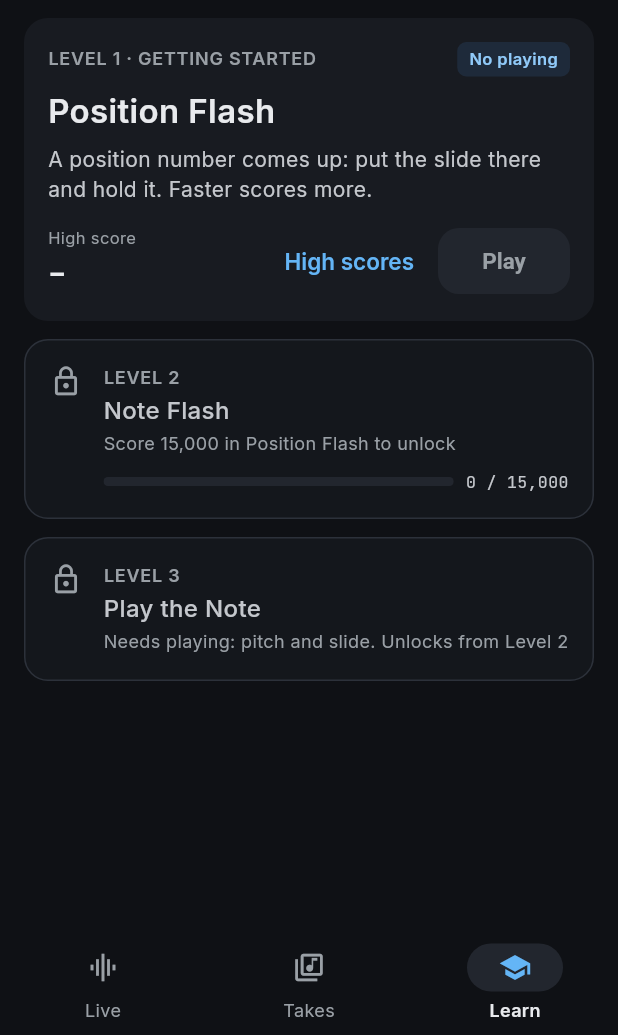
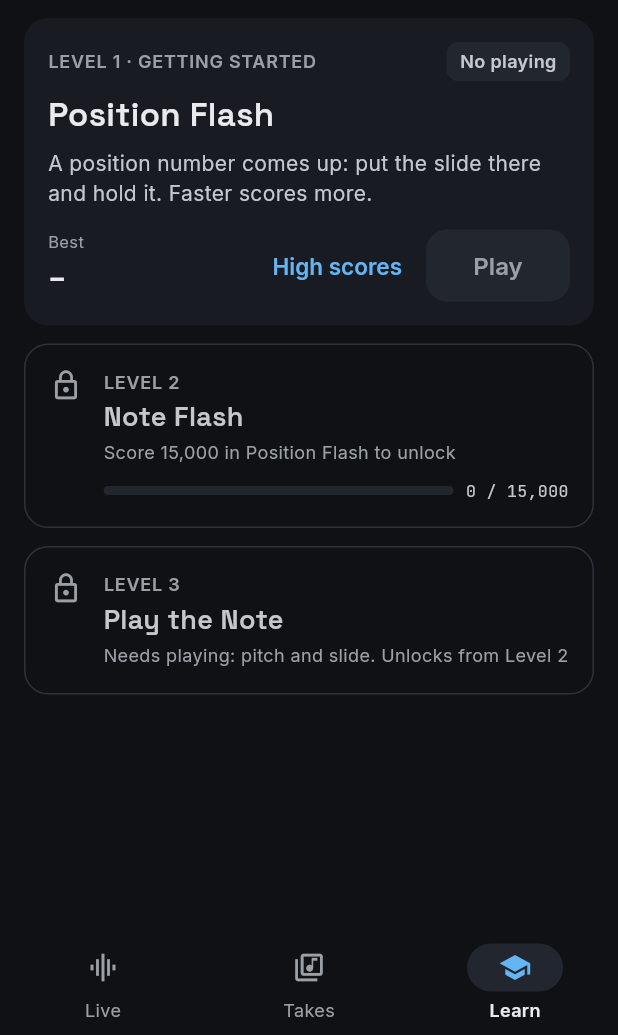
Before and after one commit to eddimull/slide-distance-display, a Flutter app: the screen it shows after launch, item 3 of the bottom bar chosen, on a phone screen of 412 x 824 dp, the part 201-1236 px from its top. Run offline on Flutter 3.47's test engine with Material 3 defaults, Android fonts, the phone set to English and light mode, and no system bars; our stand-ins replace flutter_blue_plus, google_sign_in, just_audio, share_plus, shared_preferences, sign_in_with_apple and 1 more; missing offline and left inert: dart:js_interop, google_sign_in_web, record.

Commit message:
feat(app): Learn, the games and Results in the design system
Stage 5 of the redesign:
- Learn: level titles in Space Grotesk, 'Best 10,389', the neutral 'No
  playing' tag, the theme's Play button, locked levels on the ground
- a round: the position in its colour (number and hold ring), the strip
  with the target filled and each position underlined in its colour (the
  slide's position outlined), and the compact pod pill in the header, so
  a dying battery shows mid-round; Learn and Live's practice card pass it
- Results: the score in the mono numbers with thousands ('1,506'), and
  each card as a numbered chip in its colour (missed: a red outline)
- fix: the combo chips filled the rules' whole width (a Container's
  alignment in a Wrap); they're one row again

Co-Authored-By: Claude Opus 5.5 <noreply@anthropic.com>

```diff
--- a/app/slidepod/lib/learn_screen.dart
+++ b/app/slidepod/lib/learn_screen.dart
@@ -8,6 +8,7 @@ import 'high_scores.dart';
 import 'high_scores_screen.dart';
 import 'slide_calibration.dart';
 import 'take_style.dart';
+import 'ui/seventh.dart';
 
 /// What a game gets from the app.
 class LearnContext {
@@ -20,12 +21,16 @@ class LearnContext {
 
   /// Turns the mic on, for the levels that need playing.
   final Future<void> Function()? ensureMic;
+
+  /// The compact pod pill, for a round's header.
+  final WidgetBuilder? pod;
   const LearnContext(
       {required this.frames,
       required this.cal,
       required this.scores,
       this.account,
-      this.ensureMic});
+      this.ensureMic,
+      this.pod});
 }
 
 /// A level opens once the best score in [gameId] reaches [score].
@@ -74,7 +79,11 @@ final learnLevels = <LearnLevel>[
     blurb: 'A position number comes up: put the slide there and hold it. '
         'Faster scores more.',
     build: (c) => FlashCardScreen(
-        frames: c.frames, cal: c.cal, scores: c.scores, account: c.account),
+        frames: c.frames,
+        cal: c.cal,
+        scores: c.scores,
+        account: c.account,
+        pod: c.pod),
   ),
   LearnLevel(
     level: 2,
@@ -89,6 +98,7 @@ final learnLevels = <LearnLevel>[
         cal: c.cal,
         scores: c.scores,
         account: c.account,
+        pod: c.pod,
         spec: noteFlash),
   ),
   LearnLevel(
@@ -106,6 +116,7 @@ final learnLevels = <LearnLevel>[
         scores: c.scores,
         account: c.account,
         spec: playTheNote,
+        pod: c.pod,
         ensureMic: c.ensureMic),
   ),
 ];
@@ -238,24 +249,11 @@ class _LearnScreenState extends State<LearnScreen> {
                     '${l.levelName == null ? '' : ' · ${l.levelName!.toUpperCase()}'}',
                     style: TakeStyle.sectionLabel),
               ),
-              if (!l.needsPlaying)
-                Container(
-                  padding: const EdgeInsets.symmetric(horizontal: 8, vertical: 3),
-                  decoration: BoxDecoration(
-                      color: const Color(0xFF1E2A3A),
-                      borderRadius: BorderRadius.circular(6)),
-                  child: const Text('No playing',
-                      style: TextStyle(
-                          fontSize: 11,
-                          fontWeight: FontWeight.w600,
-                          color: Color(0xFF90CAF9))),
-                ),
+              if (!l.needsPlaying) const SeventhTag('No playing'),
             ],
           ),
           const SizedBox(height: 6),
-          Text(l.title,
-              style: const TextStyle(
-                  fontSize: 22, fontWeight: FontWeight.w600, color: TakeStyle.text)),
+          Text(l.title, style: Seventh.screenTitle.copyWith(fontSize: 22)),
           const SizedBox(height: 6),
           Text(l.blurb,
               style: const TextStyle(fontSize: 14, height: 1.45, color: TakeStyle.body)),
@@ -266,9 +264,9 @@ class _LearnScreenState extends State<LearnScreen> {
                 child: Column(
                   crossAxisAlignment: CrossAxisAlignment.start,
                   children: [
-                    const Text('High score',
+                    const Text('Best',
                         style: TextStyle(fontSize: 11, color: TakeStyle.muted)),
-                    Text(best == null ? '–' : '${best.score}',
+                    Text(best == null ? '–' : _thousands(best.score),
                         style: TakeStyle.mono.copyWith(
                             fontSize: 20,
                             fontWeight: FontWeight.w600,
@@ -282,13 +280,7 @@ class _LearnScreenState extends State<LearnScreen> {
               ),
               const SizedBox(width: 4),
               FilledButton(
-                style: FilledButton.styleFrom(
-                  minimumSize: const Size(88, 44),
-                  backgroundColor: TakeStyle.accent,
-                  foregroundColor: TakeStyle.onAccent,
-                  textStyle:
-                      const TextStyle(fontSize: 15, fontWeight: FontWeight.w600),
-                ),
+                style: FilledButton.styleFrom(minimumSize: const Size(96, 48)),
                 onPressed: widget.connected ? () => _play(l) : null,
                 child: const Text('Play'),
               ),
@@ -314,7 +306,7 @@ class _LearnScreenState extends State<LearnScreen> {
       margin: const EdgeInsets.only(bottom: 12),
       padding: const EdgeInsets.all(16),
       decoration: BoxDecoration(
-        color: const Color(0xFF14171C),
+        color: Seventh.ground,
         borderRadius: BorderRadius.circular(16),
         border: Border.all(color: TakeStyle.line),
       ),
@@ -330,8 +322,8 @@ class _LearnScreenState extends State<LearnScreen> {
               children: [
                 Text('LEVEL ${l.level}', style: TakeStyle.sectionLabel),
                 Text(l.title,
-                    style: const TextStyle(
-                        fontSize: 16, fontWeight: FontWeight.w500, color: TakeStyle.body)),
+                    style: Seventh.screenTitle
+                        .copyWith(fontSize: 18, color: TakeStyle.body)),
                 const SizedBox(height: 2),
                 Text(
                     [if (l.needsPlaying) 'Needs playing: pitch and slide.', need]
```
Also changed, not shown: app/slidepod/lib/flash_card_screen.dart (+93 -16 lines), app/slidepod/lib/main.dart (+7 -2 lines), 1 other file.
